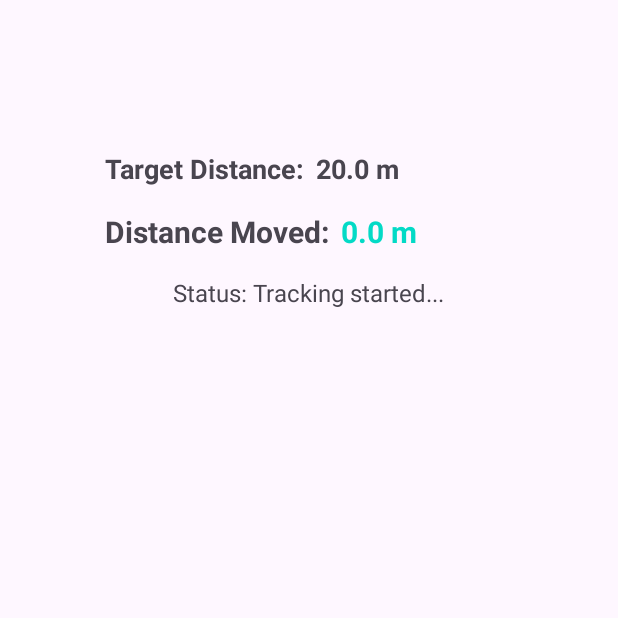
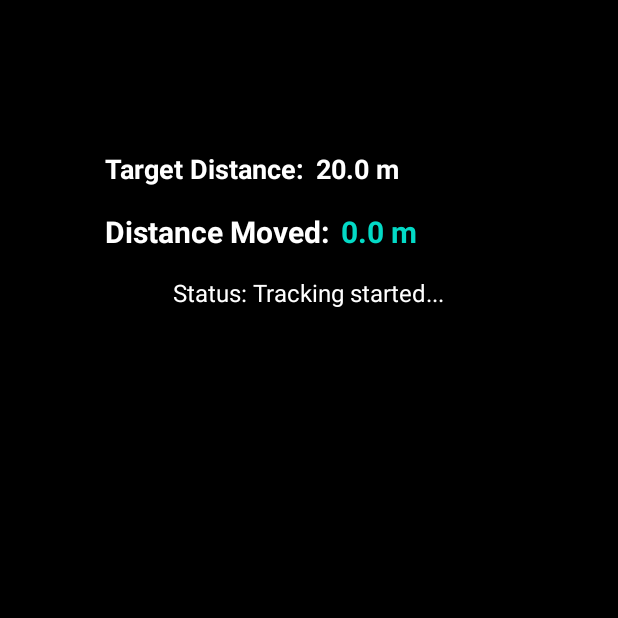
Before and after one commit to expert-tester/WakeMeUp, an Android app: the LocationTracker screen opened directly, with no data from a screen before it, on a phone screen of 412 x 824 dp, the top half of it. Run offline under Robolectric (Android 15) with nearby library versions, the light colour scheme and no system bars.

Commit message:
threshold changed 7 to 10 Background color changed to black

```diff
--- a/app/src/main/java/com/example/wakemeup/location/LocationTracker.java
+++ b/app/src/main/java/com/example/wakemeup/location/LocationTracker.java
@@ -131,7 +131,7 @@ public class LocationTracker extends AppCompatActivity {
         );
         double distanceSegment = result[0];
 
-//        final double MAX_PLAUSIBLE_SPEED_MPS = 7.0;
+//        final double MAX_PLAUSIBLE_SPEED_MPS = 10.0;
 //        if (distanceSegment > MAX_PLAUSIBLE_SPEED_MPS) {
 //            updateStatusUI("Status: Extreme distance detected... Ignoring");
 //            return;
@@ -170,8 +170,7 @@ public class LocationTracker extends AppCompatActivity {
     }
 
     @Override
-    public void onRequestPermissionsResult(int requestCode, @NonNull String[] permissions,
-                                           @NonNull int[] grantResults) {
+    public void onRequestPermissionsResult(int requestCode, @NonNull String[] permissions, @NonNull int[] grantResults) {
         super.onRequestPermissionsResult(requestCode, permissions, grantResults);
         if (requestCode == PERMISSION_REQUEST_CODE) {
             if (grantResults.length > 0 &&
--- a/app/src/main/res/layout/activity_location.xml
+++ b/app/src/main/res/layout/activity_location.xml
@@ -5,7 +5,8 @@
     android:id="@+id/main"
     android:layout_width="match_parent"
     android:layout_height="match_parent"
-    tools:context=".location.LocationTracker">
+    tools:context=".location.LocationTracker"
+    android:background="@color/black">
 
     <TextView
         android:id="@+id/tvTargetDistanceLabel"
@@ -14,6 +15,7 @@
         android:text="Target Distance:"
         android:textSize="18sp"
         android:textStyle="bold"
+        android:textColor="@color/white"
         app:layout_constraintStart_toStartOf="parent"
         app:layout_constraintTop_toTopOf="parent"
         android:layout_marginTop="100dp"
@@ -27,6 +29,7 @@
         android:text="20m"
         android:textSize="18sp"
         android:textStyle="bold"
+        android:textColor="@color/white"
         app:layout_constraintBaseline_toBaselineOf="@id/tvTargetDistanceLabel"
         app:layout_constraintStart_toEndOf="@id/tvTargetDistanceLabel" />
 
@@ -38,6 +41,7 @@
         android:text="Distance Moved:"
         android:textSize="20sp"
         android:textStyle="bold"
+        android:textColor="@color/white"
         app:layout_constraintStart_toStartOf="parent"
         app:layout_constraintTop_toBottomOf="@id/tvTargetDistanceLabel"
         android:layout_marginLeft="70dp"/>
@@ -61,6 +65,7 @@
         android:layout_marginTop="16dp"
         android:text="Status: Waiting for location..."
         android:textSize="16sp"
+        android:textColor="@color/white"
         app:layout_constraintEnd_toEndOf="parent"
         app:layout_constraintStart_toStartOf="parent"
         app:layout_constraintTop_toBottomOf="@id/tvDistanceMoved" />
```
